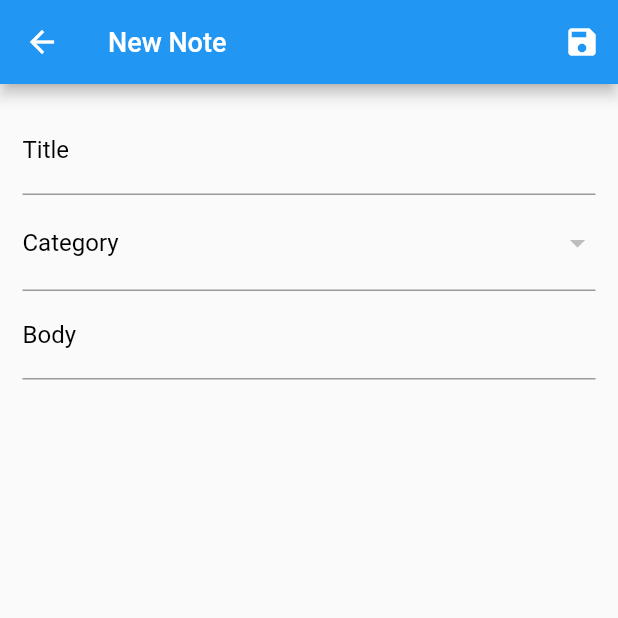
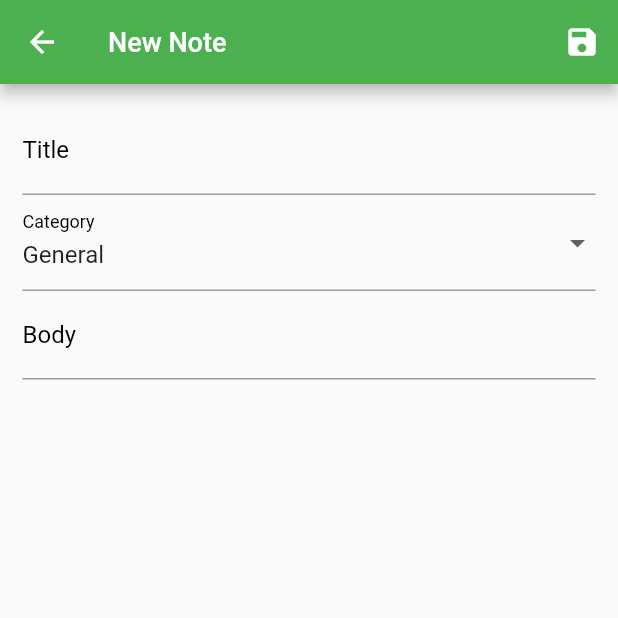
Before and after one commit to abarajasca/abc_notes, a Flutter app: the screen it shows after launch, after a tap on the "add" icon, on a phone screen of 412 x 824 dp, the top half of it. Run offline on Flutter 3.47's test engine with Material 2 defaults, Android fonts, the phone set to English and light mode, and no system bars; our stand-ins replace shared_preferences, sqflite; missing offline and left inert: flex_color_picker; accounts and stored records are empty; generated files the repository leaves out were written again.

Commit message:
* Add color into categories table. * Update Categories UI to choice color. * Add default category row in table. * Change color look and feel of UI.

```diff
--- a/lib/database/models/category.dart
+++ b/lib/database/models/category.dart
@@ -1,19 +1,23 @@
 import 'package:abc_notes/database/models/model_base.dart';
+import 'package:flutter/material.dart';
 
 class Category extends ModelBase {
   final int? id;
   final String name;
+  final int color;
+
 
   static const TABLE_NAME = 'categories';
 
-  Category({this.id,required this.name});
+  Category({this.id,required this.name,required this.color});
 
   // Convert a entity into a Map. The keys must correspond to the names of the
   // columns in the database.
   Map<String, dynamic> toMap() {
     return {
       'id': id,
-      'name': name
+      'name': name,
+      'color': color
     };
   }
 
@@ -21,7 +25,7 @@ class Category extends ModelBase {
   // each portfolio when using the print statement.
   @override
   String toString() {
-    return 'Category{id: $id, name: $name}';
+    return 'Category{id: $id, name: $name, color: $color}';
   }
 
   @override
@@ -31,12 +35,12 @@ class Category extends ModelBase {
 
   @override
   dynamic create(Map<String, dynamic> map) {
-    return Category(id: map['id'] != null ? map['id'] : null, name: map['name']);
+    return Category(id: map['id'] != null ? map['id'] : null, name: map['name'], color: map['color']);
   }
 
   @override
   static dynamic getDummyReference() {
-    return Category(id: 1, name: 'dummy');
+    return Category(id: 1, name: 'dummy',color: Colors.blue.value);
   }
 
   @override
--- a/lib/database/providers/sqlite_database.dart
+++ b/lib/database/providers/sqlite_database.dart
@@ -47,7 +47,8 @@ class SqLiteDatabase implements DatabaseProvider {
   void _createScript(Database db){
     List<String> tables = [
       'CREATE TABLE IF NOT EXISTS notes(id INTEGER PRIMARY KEY, title TEXT,body TEXT,date TEXT NOT NULL,id_category INTEGER);',
-      'CREATE TABLE IF NOT EXISTS categories(id INTEGER PRIMARY KEY,name TEXT);'
+      'CREATE TABLE IF NOT EXISTS categories(id INTEGER PRIMARY KEY,name TEXT,color INTEGER);',
+      "INSERT INTO categories(id,name,color) VALUES(1,'General',4280391411);"
     ];
     tables.forEach((table) async {
       await db.execute(table);
--- a/lib/forms/edit_note_form.dart
+++ b/lib/forms/edit_note_form.dart
@@ -55,6 +55,7 @@ class _EditNoteFormState extends State<EditNoteForm> with CustomForms {
   Widget build(BuildContext context) {
     return Scaffold(
       appBar: AppBar(
+        backgroundColor: Colors.green,
         title: Text(
           _editMode() ? l10n.loc!.editNote : l10n.loc!.addNote,
           style: TextStyle(fontSize: 18),
@@ -170,7 +171,7 @@ class _EditNoteFormState extends State<EditNoteForm> with CustomForms {
   Future<List<Category>> fetchCategories() async {
     _categoriesData =
         (await categoryProvider.getAll(Category.getDummyReference()))
-            .map((category) => Category(id: category.id, name: category.name))
+            .map((category) => Category(id: category.id, name: category.name, color: category.color))
             .toList();
     _categoriesData.sort((a, b) {
       return a.name.compareTo(b.name);
--- a/lib/forms/main_form.dart
+++ b/lib/forms/main_form.dart
@@ -38,6 +38,7 @@ class _MainFormState extends State<MainForm> {
       title: appTitle,
       home: Scaffold(
         appBar: AppBar(
+          backgroundColor: Colors.green,
           title: Text(appTitle,style: TextStyle(fontSize: 18)),
           actions: _actions[_currentForm],
         ),
@@ -54,7 +55,8 @@ class _MainFormState extends State<MainForm> {
             ),
           ],
           currentIndex: _currentForm,
-          selectedItemColor: Colors.blue[800],
+          selectedItemColor: Colors.white,
+          backgroundColor: Colors.green,
           onTap: _onItemTapped,
         ),
       ),
--- a/lib/forms/notes_form.dart
+++ b/lib/forms/notes_form.dart
@@ -150,6 +150,7 @@ class _NotesFormState extends State<NotesForm> with Settings {
   PreferredSizeWidget? getAppBar(){
     if (widget.mode == FormModes.select){
       return AppBar(
+          backgroundColor: Colors.green,
           title: Text( l10n.loc!.notes,style: TextStyle(fontSize: 18)),
           centerTitle: false
       );
--- a/pubspec.yaml
+++ b/pubspec.yaml
@@ -31,8 +31,7 @@ dependencies:
   cupertino_icons: ^1.0.2
   intl:
   shared_preferences: ^2.2.0
-  fl_chart: ^0.63.0
-  flutter_simple_calculator: ^2.2.4
+  flex_color_picker: ^3.3.1
   flutter_localizations:
     sdk: flutter
 
```
Also changed, not shown: lib/forms/categories_form.dart (+51 -32 lines), lib/forms/edit_category_form.dart (+24 -5 lines), pubspec.lock.
